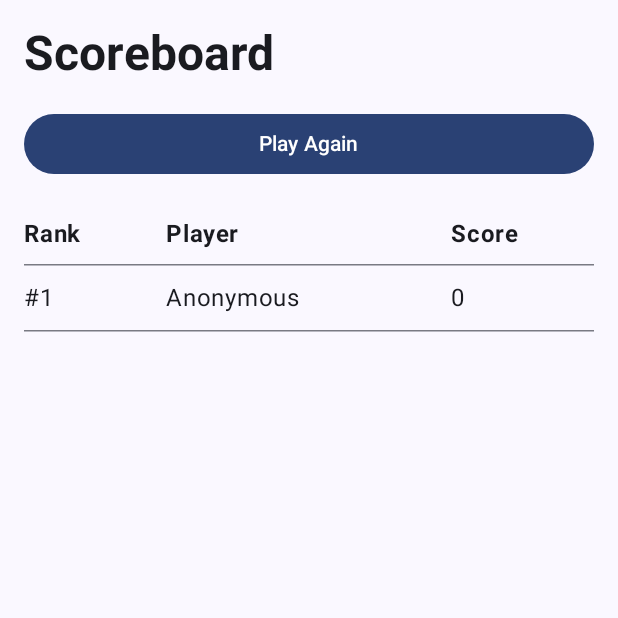
After one commit to pearlgoh/csd3156-group-project, an Android app built with Jetpack Compose: the composable ScoreboardScreen shown on its own in the app's theme, on a phone screen of 412 x 824 dp, the top half of it. The commit adds this screen. Run offline under Robolectric (Android 15) with nearby library versions, the light colour scheme and no system bars; our stand-ins replace Room's generated code.

Commit message:
Scoreboard after gameover

```diff
--- a/app/app/src/main/java/com/csd3156/game/GameViewModel.kt
+++ b/app/app/src/main/java/com/csd3156/game/GameViewModel.kt
@@ -51,6 +51,11 @@ class GameViewModel : ViewModel() {
         )
     }
 
+    fun resetGame() {
+        _gameState.value = GameState()
+        tileBuffer = 0f
+    }
+
     fun handleTap(tile: Tile/*touchedColumn: Int*/, index: Int, screenHeight: Float) {
         val state = _gameState.value
         if (state.gameOver) return
--- /dev/null
+++ b/app/app/src/main/java/com/csd3156/game/data/ScoreEntity.kt
@@ -0,0 +1,11 @@
+package com.csd3156.game.data
+
+import androidx.room.Entity
+import androidx.room.PrimaryKey
+
+@Entity(tableName = "scores")
+data class ScoreEntity(
+    @PrimaryKey(autoGenerate = true) val id: Int = 0,
+    val playerName: String,
+    val score: Int
+)
--- /dev/null
+++ b/app/app/src/main/java/com/csd3156/game/ui/ScoreboardScreen.kt
@@ -0,0 +1,114 @@
+package com.csd3156.game.ui
+
+import androidx.compose.foundation.layout.Arrangement
+import androidx.compose.foundation.layout.Column
+import androidx.compose.foundation.layout.Row
+import androidx.compose.foundation.layout.fillMaxSize
+import androidx.compose.foundation.layout.fillMaxWidth
+import androidx.compose.foundation.layout.padding
+import androidx.compose.foundation.lazy.LazyColumn
+import androidx.compose.foundation.lazy.itemsIndexed
+import androidx.compose.material3.Button
+import androidx.compose.material3.HorizontalDivider
+import androidx.compose.material3.MaterialTheme
+import androidx.compose.material3.Text
+import androidx.compose.runtime.Composable
+import androidx.compose.runtime.collectAsState
+import androidx.compose.runtime.getValue
+import androidx.compose.ui.Alignment
+import androidx.compose.ui.Modifier
+import androidx.compose.ui.text.font.FontWeight
+import androidx.compose.ui.unit.dp
+import androidx.lifecycle.viewmodel.compose.viewModel
+
+@Composable
+fun ScoreboardScreen(
+    onBack: () -> Unit = {},
+    modifier: Modifier = Modifier,
+    viewModel: ScoreboardViewModel = viewModel()
+) {
+    val scores by viewModel.topScores.collectAsState()
+
+    Column(
+        modifier = modifier
+            .fillMaxSize()
+            .padding(16.dp)
+    ) {
+        Text(
+            text = "Scoreboard",
+            style = MaterialTheme.typography.headlineLarge,
+            fontWeight = FontWeight.Bold,
+            modifier = Modifier.padding(bottom = 16.dp)
+        )
+
+        Button(
+            onClick = onBack,
+            modifier = Modifier
+                .fillMaxWidth()
+                .padding(bottom = 16.dp)
+        ) {
+            Text("Play Again")
+        }
+
+        if (scores.isEmpty()) {
+            Text(
+                text = "No scores yet. Play a game!",
+                style = MaterialTheme.typography.bodyLarge,
+                modifier = Modifier.align(Alignment.CenterHorizontally)
+            )
+        } else {
+            // Header row
+            Row(
+                modifier = Modifier
+                    .fillMaxWidth()
+                    .padding(vertical = 8.dp),
+                horizontalArrangement = Arrangement.SpaceBetween
+            ) {
+                Text(
+                    text = "Rank",
+                    fontWeight = FontWeight.Bold,
+                    modifier = Modifier.weight(1f)
+                )
+                Text(
+                    text = "Player",
+                    fontWeight = FontWeight.Bold,
+                    modifier = Modifier.weight(2f)
+                )
+                Text(
+                    text = "Score",
+                    fontWeight = FontWeight.Bold,
+                    modifier = Modifier.weight(1f)
+                )
+            }
+            HorizontalDivider()
+
+            LazyColumn {
+                itemsIndexed(scores) { index, score ->
+                    Row(
+                        modifier = Modifier
+                            .fillMaxWidth()
+                            .padding(vertical = 12.dp),
+                        horizontalArrangement = Arrangement.SpaceBetween
+                    ) {
+                        Text(
+                            text = "#${index + 1}",
+                            style = MaterialTheme.typography.bodyLarge,
+                            modifier = Modifier.weight(1f)
+                        )
+                        Text(
+                            text = score.playerName,
+                            style = MaterialTheme.typography.bodyLarge,
+                            modifier = Modifier.weight(2f)
+                        )
+                        Text(
+                            text = score.score.toString(),
+                            style = MaterialTheme.typography.bodyLarge,
+                            modifier = Modifier.weight(1f)
+                        )
+                    }
+                    HorizontalDivider()
+                }
+            }
+        }
+    }
+}
```
Also changed, not shown: app/app/src/main/java/com/csd3156/game/Game.kt (+8 -5 lines), app/app/src/main/java/com/csd3156/game/MainActivity.kt (+43 -3 lines), app/app/src/main/java/com/csd3156/game/data/AppDatabase.kt (added, +28 -0 lines), app/app/src/main/java/com/csd3156/game/data/ScoreDao.kt (added, +18 -0 lines), app/app/src/main/java/com/csd3156/game/data/ScoreRepository.kt (added, +15 -0 lines), app/app/src/main/java/com/csd3156/game/ui/GameOverScreen.kt (added, +84 -0 lines), app/app/src/main/java/com/csd3156/game/ui/ScoreboardViewModel.kt (added, +37 -0 lines).
